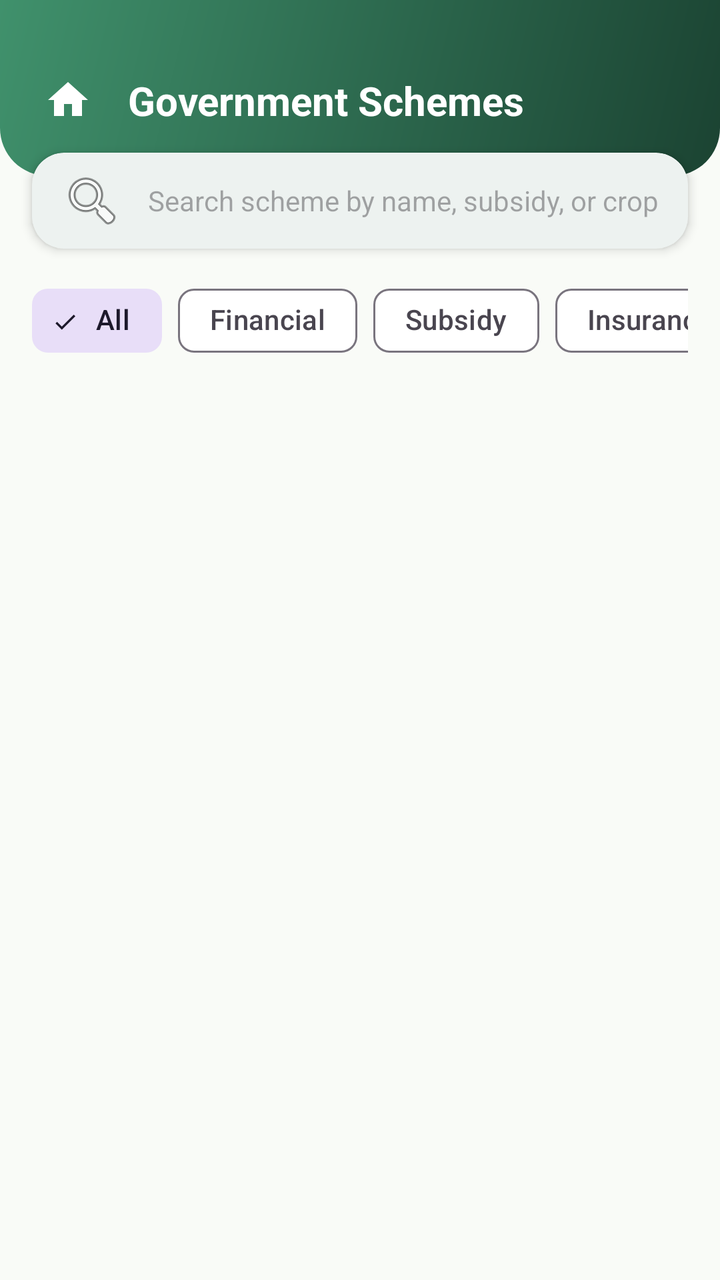
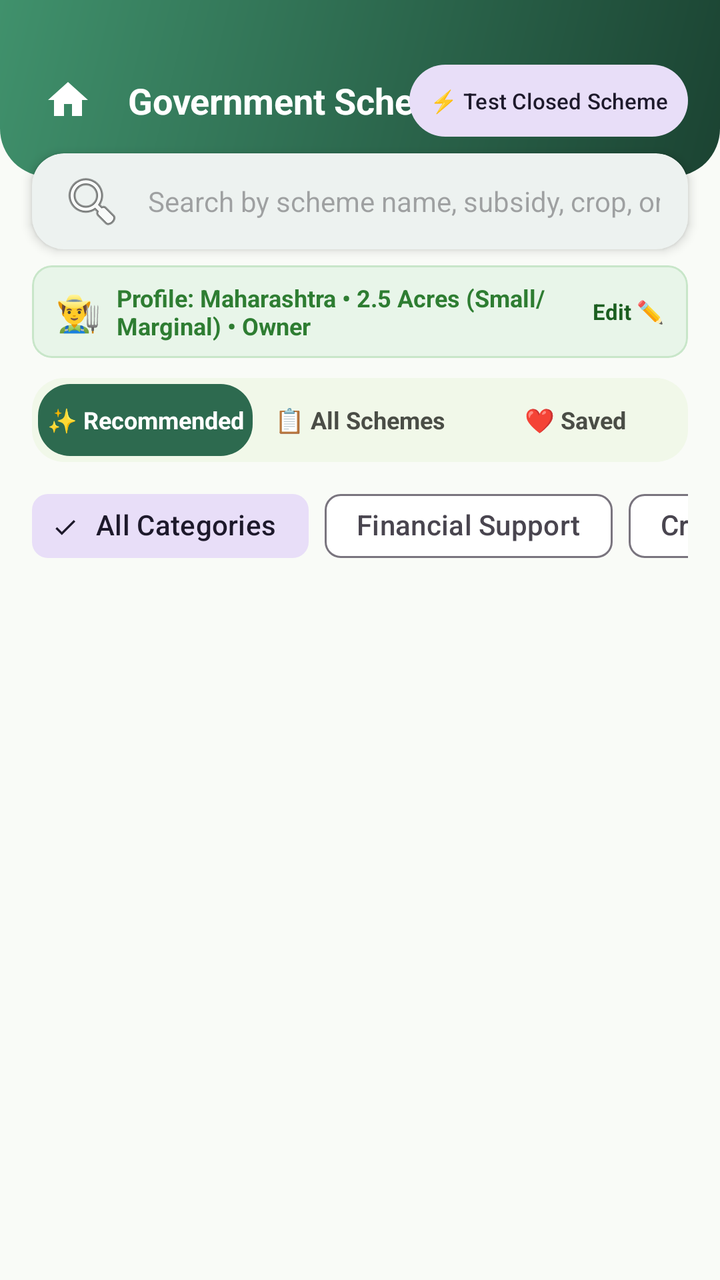

An Android layout rendered at two revisions. The XML below is the earlier revision; the diff shows what the commit changed to produce the second picture.
<!-- AndroidManifest.xml: application theme Theme.AgroSmart -->
<!-- res/layout/activity_scheme.xml -->
<?xml version="1.0" encoding="utf-8"?>
<LinearLayout xmlns:android="http://schemas.android.com/apk/res/android"
    xmlns:app="http://schemas.android.com/apk/res-auto"
    xmlns:tools="http://schemas.android.com/tools"
    android:layout_width="match_parent"
    android:layout_height="match_parent"
    android:background="@color/bg_warm_cream"
    android:orientation="vertical">

    
    <androidx.constraintlayout.widget.ConstraintLayout
        android:layout_width="match_parent"
        android:layout_height="wrap_content"
        android:background="@drawable/bg_gradient_header"
        android:paddingStart="16dp"
        android:paddingTop="32dp"
        android:paddingEnd="16dp"
        android:paddingBottom="20dp">

        <ImageView
            android:id="@+id/btnBack"
            android:layout_width="36dp"
            android:layout_height="36dp"
            android:background="?attr/selectableItemBackgroundBorderless"
            android:contentDescription="Back"
            android:padding="6dp"
            android:src="@drawable/ic_nav_home"
            app:layout_constraintStart_toStartOf="parent"
            app:layout_constraintTop_toTopOf="parent"
            app:tint="@color/white" />

        <TextView
            android:id="@+id/tvHeaderTitle"
            android:layout_width="wrap_content"
            android:layout_height="wrap_content"
            android:layout_marginStart="12dp"
            android:text="@string/govt_schemes"
            android:textColor="@color/white"
            android:textSize="20sp"
            android:textStyle="bold"
            app:layout_constraintBottom_toBottomOf="@+id/btnBack"
            app:layout_constraintStart_toEndOf="@+id/btnBack"
            app:layout_constraintTop_toTopOf="@+id/btnBack" />
    </androidx.constraintlayout.widget.ConstraintLayout>

    
    <com.google.android.material.card.MaterialCardView
        style="@style/Widget.AgroSmart.Card"
        android:layout_width="match_parent"
        android:layout_height="wrap_content"
        android:layout_marginStart="16dp"
        android:layout_marginTop="-12dp"
        android:layout_marginEnd="16dp">

        <EditText
            android:id="@+id/etSearchScheme"
            android:layout_width="match_parent"
            android:layout_height="48dp"
            android:background="@android:color/transparent"
            android:drawableStart="@android:drawable/ic_menu_search"
            android:drawablePadding="12dp"
            android:hint="Search scheme by name, subsidy, or crop..."
            android:imeOptions="actionSearch"
            android:inputType="text"
            android:paddingStart="14dp"
            android:paddingEnd="14dp"
            android:textColor="@color/text_primary"
            android:textSize="14sp" />
    </com.google.android.material.card.MaterialCardView>

    
    <HorizontalScrollView
        android:layout_width="match_parent"
        android:layout_height="wrap_content"
        android:paddingStart="16dp"
        android:paddingTop="12dp"
        android:paddingEnd="16dp"
        android:paddingBottom="8dp"
        android:scrollbars="none">

        <com.google.android.material.chip.ChipGroup
            android:id="@+id/chipGroupSchemeCategories"
            android:layout_width="wrap_content"
            android:layout_height="wrap_content"
            app:checkedChip="@+id/chipAll"
            app:selectionRequired="true"
            app:singleLine="true"
            app:singleSelection="true">

            <com.google.android.material.chip.Chip
                android:id="@+id/chipAll"
                style="@style/Widget.Material3.Chip.Filter"
                android:layout_width="wrap_content"
                android:layout_height="wrap_content"
                android:checked="true"
                android:text="@string/all" />

            <com.google.android.material.chip.Chip
                android:id="@+id/chipFinancial"
                style="@style/Widget.Material3.Chip.Filter"
                android:layout_width="wrap_content"
                android:layout_height="wrap_content"
                android:text="@string/filter_financial" />

            <com.google.android.material.chip.Chip
                android:id="@+id/chipSubsidy"
                style="@style/Widget.Material3.Chip.Filter"
                android:layout_width="wrap_content"
                android:layout_height="wrap_content"
                android:text="@string/filter_subsidy" />

            <com.google.android.material.chip.Chip
                android:id="@+id/chipInsurance"
                style="@style/Widget.Material3.Chip.Filter"
                android:layout_width="wrap_content"
                android:layout_height="wrap_content"
                android:text="@string/filter_insurance" />

            <com.google.android.material.chip.Chip
                android:id="@+id/chipMachinery"
                style="@style/Widget.Material3.Chip.Filter"
                android:layout_width="wrap_content"
                android:layout_height="wrap_content"
                android:text="@string/filter_machinery" />
        </com.google.android.material.chip.ChipGroup>
    </HorizontalScrollView>

    
    <androidx.recyclerview.widget.RecyclerView
        android:id="@+id/rvSchemes"
        android:layout_width="match_parent"
        android:layout_height="match_parent"
        android:clipToPadding="false"
        android:paddingStart="16dp"
        android:paddingTop="6dp"
        android:paddingEnd="16dp"
        android:paddingBottom="24dp" />

</LinearLayout>
<!-- resources referenced by this layout -->
<resources>
  <color name="bg_warm_cream">#F9FBF7</color>
  <color name="text_primary">#1A1C19</color>
  <color name="white">#FFFFFF</color>
  <!-- drawable bg_gradient_header (drawable) -->
  <?xml version="1.0" encoding="utf-8"?>
  <shape xmlns:android="http://schemas.android.com/apk/res/android"
      android:shape="rectangle">
      <gradient
          android:angle="135"
          android:startColor="@color/forest_green_dark"
          android:centerColor="@color/forest_green_primary"
          android:endColor="@color/forest_green_light"
          android:type="linear"/>
      <corners
          android:bottomLeftRadius="24dp"
          android:bottomRightRadius="24dp"/>
  </shape>
  <!-- drawable ic_nav_home (drawable) -->
  <vector xmlns:android="http://schemas.android.com/apk/res/android"
      android:width="24dp"
      android:height="24dp"
      android:viewportWidth="24"
      android:viewportHeight="24">
    <path
        android:fillColor="#FF000000"
        android:pathData="M10,20v-6h4v6h5v-8h3L12,3 2,12h3v8z"/>
  </vector>
  <string name="all">All</string>
  <string name="filter_financial">Financial</string>
  <string name="filter_insurance">Insurance</string>
  <string name="filter_machinery">Machinery</string>
  <string name="filter_subsidy">Subsidy</string>
  <string name="govt_schemes">Government Schemes</string>
  <style name="Widget.AgroSmart.Card" parent="Widget.Material3.CardView.Elevated">
          <item name="cardCornerRadius">16dp</item>
          <item name="cardElevation">3dp</item>
          <item name="strokeWidth">0dp</item>
          <item name="cardBackgroundColor">@color/bg_card_surface</item>
      </style>
  <style name="Theme.AgroSmart" parent="Theme.Material3.DayNight.NoActionBar">
          
          <item name="colorPrimary">@color/forest_green_primary</item>
          <item name="colorPrimaryVariant">@color/forest_green_dark</item>
          <item name="colorOnPrimary">@color/white</item>
          <item name="colorSecondary">@color/leaf_green</item>
          <item name="colorSecondaryVariant">@color/forest_green_light</item>
          <item name="colorOnSecondary">@color/white</item>
  
          
          <item name="android:windowBackground">@color/bg_warm_cream</item>
          <item name="colorSurface">@color/bg_card_surface</item>
          <item name="colorOnSurface">@color/text_primary</item>
  
          
          <item name="android:statusBarColor">@color/forest_green_dark</item>
          <item name="android:windowLightStatusBar">false</item>
          <item name="android:navigationBarColor">@color/white</item>
          <item name="android:windowLightNavigationBar">true</item>
      </style>
  <color name="forest_green_dark">#1B4332</color>
  <color name="forest_green_primary">#2D6A4F</color>
  <color name="forest_green_light">#40916C</color>
  <color name="bg_card_surface">#FFFFFF</color>
  <color name="leaf_green">#52B788</color>
</resources>

<!-- the commit's change to res/layout/activity_scheme.xml (unified diff, before → after) -->
@@ -34,13 +34,29 @@
             android:layout_width="wrap_content"
             android:layout_height="wrap_content"
             android:layout_marginStart="12dp"
-            android:text="@string/govt_schemes"
+            android:text="Government Schemes (PS 5.3)"
             android:textColor="@color/white"
-            android:textSize="20sp"
+            android:textSize="18sp"
             android:textStyle="bold"
             app:layout_constraintBottom_toBottomOf="@+id/btnBack"
             app:layout_constraintStart_toEndOf="@+id/btnBack"
             app:layout_constraintTop_toTopOf="@+id/btnBack" />
+
+        
+        <com.google.android.material.button.MaterialButton
+            android:id="@+id/btnToggleClosedDemo"
+            style="@style/Widget.Material3.Button.TonalButton"
+            android:layout_width="wrap_content"
+            android:layout_height="36dp"
+            android:insetTop="0dp"
+            android:insetBottom="0dp"
+            android:paddingStart="10dp"
+            android:paddingEnd="10dp"
+            android:text="⚡ Test Closed Scheme"
+            android:textSize="11sp"
+            app:layout_constraintBottom_toBottomOf="@+id/tvHeaderTitle"
+            app:layout_constraintEnd_toEndOf="parent"
+            app:layout_constraintTop_toTopOf="@+id/tvHeaderTitle" />
     </androidx.constraintlayout.widget.ConstraintLayout>
 
     
@@ -59,7 +75,7 @@
             android:background="@android:color/transparent"
             android:drawableStart="@android:drawable/ic_menu_search"
             android:drawablePadding="12dp"
-            android:hint="Search scheme by name, subsidy, or crop..."
+            android:hint="Search by scheme name, subsidy, crop, or ministry..."
             android:imeOptions="actionSearch"
             android:inputType="text"
             android:paddingStart="14dp"
@@ -69,13 +85,116 @@
     </com.google.android.material.card.MaterialCardView>
 
     
+    <com.google.android.material.card.MaterialCardView
+        android:id="@+id/cardFarmerProfileBanner"
+        android:layout_width="match_parent"
+        android:layout_height="wrap_content"
+        android:layout_marginStart="16dp"
+        android:layout_marginTop="8dp"
+        android:layout_marginEnd="16dp"
+        android:clickable="true"
+        android:focusable="true"
+        app:cardBackgroundColor="#E8F5E9"
+        app:cardCornerRadius="10dp"
+        app:cardElevation="0dp"
+        app:strokeColor="#C8E6C9"
+        app:strokeWidth="1dp">
+
+        <LinearLayout
+            android:layout_width="match_parent"
+            android:layout_height="wrap_content"
+            android:gravity="center_vertical"
+            android:orientation="horizontal"
+            android:paddingStart="12dp"
+            android:paddingTop="8dp"
+            android:paddingEnd="12dp"
+            android:paddingBottom="8dp">
+
+            <TextView
+                android:layout_width="wrap_content"
+                android:layout_height="wrap_content"
+                android:text="👨‍🌾"
+                android:textSize="18sp" />
+
+            <TextView
+                android:id="@+id/tvProfileSummary"
+                android:layout_width="0dp"
+                android:layout_height="wrap_content"
+                android:layout_marginStart="8dp"
+                android:layout_weight="1"
+                android:text="Profile: Maharashtra • 2.5 Acres (Small/Marginal) • Owner"
+                android:textColor="#2E7D32"
+                android:textSize="12sp"
+                android:textStyle="bold" />
+
+            <TextView
+                android:layout_width="wrap_content"
+                android:layout_height="wrap_content"
+                android:text="Edit ✏️"
+                android:textColor="#1B5E20"
+                android:textSize="11sp"
+                android:textStyle="bold" />
+        </LinearLayout>
+    </com.google.android.material.card.MaterialCardView>
+
+    
+    <LinearLayout
+        android:layout_width="match_parent"
+        android:layout_height="wrap_content"
+        android:layout_marginStart="16dp"
+        android:layout_marginTop="10dp"
+        android:layout_marginEnd="16dp"
+        android:background="@drawable/bg_rounded_card"
+        android:backgroundTint="#F1F8E9"
+        android:orientation="horizontal"
+        android:padding="3dp">
+
+        <TextView
+            android:id="@+id/tabRecommended"
+            android:layout_width="0dp"
+            android:layout_height="36dp"
+            android:layout_weight="1"
+            android:background="@drawable/bg_rounded_card"
+            android:backgroundTint="@color/forest_green_primary"
+            android:gravity="center"
+            android:text="✨ Recommended"
+            android:textColor="@color/white"
+            android:textSize="12sp"
+            android:textStyle="bold" />
+
+        <TextView
+            android:id="@+id/tabAllSchemes"
+            android:layout_width="0dp"
+            android:layout_height="36dp"
+            android:layout_weight="1"
+            android:background="@android:color/transparent"
+            android:gravity="center"
+            android:text="📋 All Schemes"
+            android:textColor="@color/text_secondary"
+            android:textSize="12sp"
+            android:textStyle="bold" />
+
+        <TextView
+            android:id="@+id/tabSavedSchemes"
+            android:layout_width="0dp"
+            android:layout_height="36dp"
+            android:layout_weight="1"
+            android:background="@android:color/transparent"
+            android:gravity="center"
+            android:text="❤️ Saved"
+            android:textColor="@color/text_secondary"
+            android:textSize="12sp"
+            android:textStyle="bold" />
+    </LinearLayout>
+
+    
     <HorizontalScrollView
         android:layout_width="match_parent"
         android:layout_height="wrap_content"
         android:paddingStart="16dp"
-        android:paddingTop="12dp"
+        android:paddingTop="8dp"
         android:paddingEnd="16dp"
-        android:paddingBottom="8dp"
+        android:paddingBottom="4dp"
         android:scrollbars="none">
 
         <com.google.android.material.chip.ChipGroup
@@ -93,37 +212,89 @@
                 android:layout_width="wrap_content"
                 android:layout_height="wrap_content"
                 android:checked="true"
-                android:text="@string/all" />
+                android:text="All Categories" />
 
             <com.google.android.material.chip.Chip
                 android:id="@+id/chipFinancial"
                 style="@style/Widget.Material3.Chip.Filter"
                 android:layout_width="wrap_content"
                 android:layout_height="wrap_content"
-                android:text="@string/filter_financial" />
-
-            <com.google.android.material.chip.Chip
-                android:id="@+id/chipSubsidy"
-                style="@style/Widget.Material3.Chip.Filter"
-                android:layout_width="wrap_content"
-                android:layout_height="wrap_content"
-                android:text="@string/filter_subsidy" />
+                android:text="Financial Support" />
 
             <com.google.android.material.chip.Chip
                 android:id="@+id/chipInsurance"
                 style="@style/Widget.Material3.Chip.Filter"
                 android:layout_width="wrap_content"
                 android:layout_height="wrap_content"
-                android:text="@string/filter_insurance" />
+                android:text="Crop Insurance" />
 
             <com.google.android.material.chip.Chip
                 android:id="@+id/chipMachinery"
                 style="@style/Widget.Material3.Chip.Filter"
                 android:layout_width="wrap_content"
                 android:layout_height="wrap_content"
-                android:text="@string/filter_machinery" />
+                android:text="Farm Machinery" />
+
+            <com.google.android.material.chip.Chip
+                android:id="@+id/chipIrrigation"
+                style="@style/Widget.Material3.Chip.Filter"
+                android:layout_width="wrap_content"
+                android:layout_height="wrap_content"
+                android:text="Irrigation &amp; Water" />
+
+            <com.google.android.material.chip.Chip
+                android:id="@+id/chipCredit"
+                style="@style/Widget.Material3.Chip.Filter"
+                android:layout_width="wrap_content"
+                android:layout_height="wrap_content"
+                android:text="Agricultural Credit" />
+
+            <com.google.android.material.chip.Chip
+                android:id="@+id/chipSoilHealth"
+                style="@style/Widget.Material3.Chip.Filter"
+                android:layout_width="wrap_content"
+                android:layout_height="wrap_content"
+                android:text="Soil Health" />
         </com.google.android.material.chip.ChipGroup>
     </HorizontalScrollView>
+
+    
+    <LinearLayout
+        android:id="@+id/layoutEmptyState"
+        android:layout_width="match_parent"
+        android:layout_height="wrap_content"
+        android:layout_marginTop="32dp"
+        android:gravity="center"
+        android:orientation="vertical"
+        android:padding="24dp"
+        android:visibility="gone">
+
+        <TextView
+            android:layout_width="wrap_content"
+            android:layout_height="wrap_content"
+            android:text="🏛️"
+            android:textSize="48sp" />
+
+        <TextView
+            android:id="@+id/tvEmptyTitle"
+            android:layout_width="wrap_content"
+            android:layout_height="wrap_content"
+            android:layout_marginTop="12dp"
+            android:text="No Schemes Found"
+            android:textColor="@color/text_primary"
+            android:textSize="16sp"
+            android:textStyle="bold" />
+
+        <TextView
+            android:id="@+id/tvEmptyMessage"
+            android:layout_width="wrap_content"
+            android:layout_height="wrap_content"
+            android:layout_marginTop="4dp"
+            android:gravity="center"
+            android:text="Try adjusting your search keywords or category filters."
+            android:textColor="@color/text_muted"
+            android:textSize="13sp" />
+    </LinearLayout>
 
     
     <androidx.recyclerview.widget.RecyclerView
<!-- resource entries referenced after the edit -->
@@ -2,6 +2,7 @@
 <resources>
   <color name="bg_warm_cream">#F9FBF7</color>
   <color name="text_primary">#1A1C19</color>
+  <color name="text_secondary">#4A4D46</color>
   <color name="white">#FFFFFF</color>
   <!-- drawable bg_gradient_header (drawable) -->
   <?xml version="1.0" encoding="utf-8"?>
@@ -17,6 +18,13 @@
           android:bottomLeftRadius="24dp"
           android:bottomRightRadius="24dp"/>
   </shape>
+  <!-- drawable bg_rounded_card (drawable) -->
+  <?xml version="1.0" encoding="utf-8"?>
+  <shape xmlns:android="http://schemas.android.com/apk/res/android"
+      android:shape="rectangle">
+      <solid android:color="@color/bg_card_surface" />
+      <corners android:radius="16dp" />
+  </shape>
   <!-- drawable ic_nav_home (drawable) -->
   <vector xmlns:android="http://schemas.android.com/apk/res/android"
       android:width="24dp"
@@ -27,12 +35,6 @@
         android:fillColor="#FF000000"
         android:pathData="M10,20v-6h4v6h5v-8h3L12,3 2,12h3v8z"/>
   </vector>
-  <string name="all">All</string>
-  <string name="filter_financial">Financial</string>
-  <string name="filter_insurance">Insurance</string>
-  <string name="filter_machinery">Machinery</string>
-  <string name="filter_subsidy">Subsidy</string>
-  <string name="govt_schemes">Government Schemes</string>
   <style name="Widget.AgroSmart.Card" parent="Widget.Material3.CardView.Elevated">
           <item name="cardCornerRadius">16dp</item>
           <item name="cardElevation">3dp</item>
@@ -61,6 +63,7 @@
       </style>
   <color name="forest_green_dark">#1B4332</color>
   <color name="forest_green_primary">#2D6A4F</color>
+  <color name="text_muted">#73796E</color>
   <color name="forest_green_light">#40916C</color>
   <color name="bg_card_surface">#FFFFFF</color>
   <color name="leaf_green">#52B788</color>
